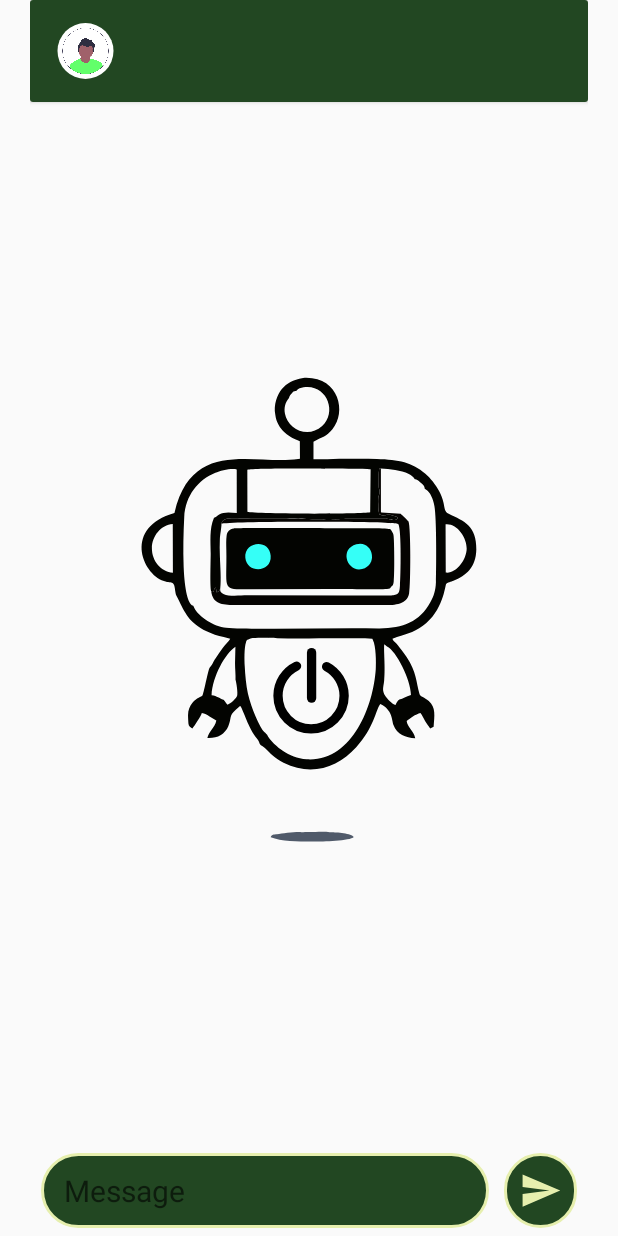
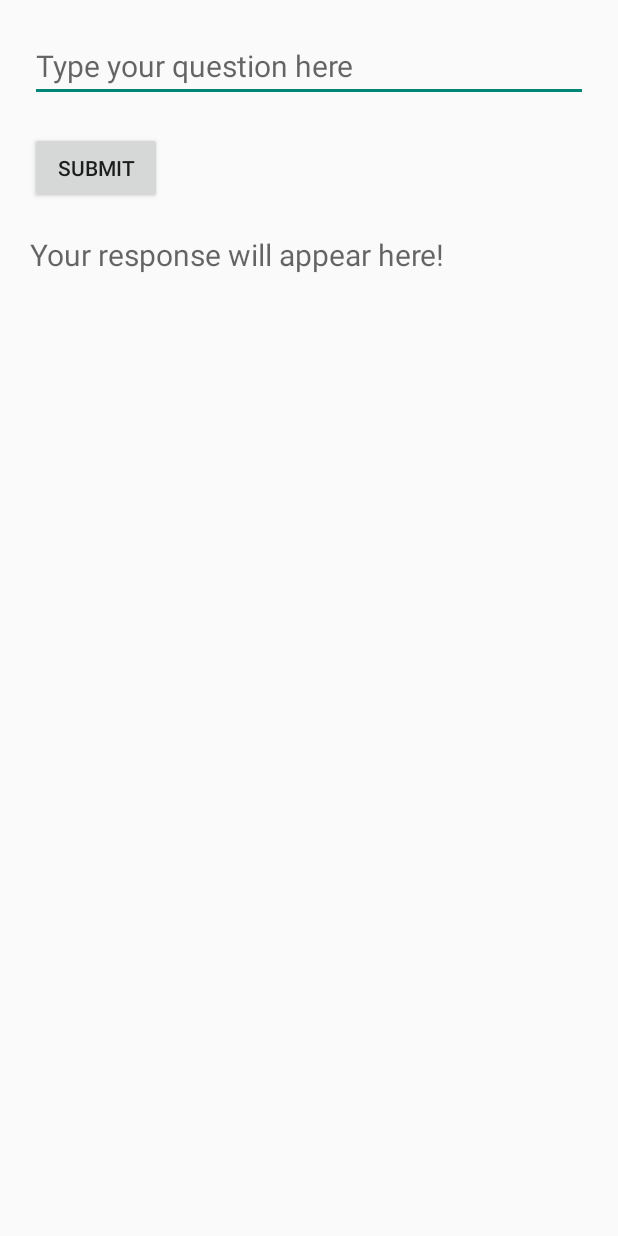
Before and after one commit to Drax0001/The-Plant-Doctor, an Android app: the layout activity_chatbot.xml on its own in the app's theme, with its tools: preview values and no code run, on a phone screen of 412 x 824 dp. Run offline under Robolectric (Android 15) with nearby library versions, the phone set to English and light mode, and no system bars.

Commit message:
chatbot with chatgpt ai

```diff
--- a/app/src/main/AndroidManifest.xml
+++ b/app/src/main/AndroidManifest.xml
@@ -41,9 +41,6 @@
             android:exported="false" />
         <activity
             android:name=".AiRecognition"
-            android:exported="false" />
-        <activity
-            android:name=".Chatbot"
             android:exported="false" />
         <activity
             android:name=".Treatment"
--- a/app/src/main/java/com/example/theplantdoctor/homepage.kt
+++ b/app/src/main/java/com/example/theplantdoctor/homepage.kt
@@ -3,7 +3,6 @@ package com.example.theplantdoctor
 import android.content.Intent
 import android.os.Bundle
 import android.view.View
-import android.widget.Button
 import android.widget.ImageView
 import android.widget.Toast
 import androidx.appcompat.app.AppCompatActivity
@@ -33,7 +32,7 @@ class Homepage :AppCompatActivity(){
         val homePicture = findViewById<ImageView>(R.id.iv_home_profile)
 
         robot.setOnClickListener{
-            startActivity(Intent(this,Chatbot::class.java))
+            startActivity(Intent(this, Chatbot::class.java))
         }
         chatPage.setOnClickListener{
             startActivity(Intent(this,ChatPage::class.java))
--- /dev/null
+++ b/app/src/main/res/drawable/round_button.xml
@@ -0,0 +1,5 @@
+<?xml version="1.0" encoding="utf-8"?>
+<shape xmlns:android="http://schemas.android.com/apk/res/android">
+    <corners android:radius="20dp" />
+
+</shape>
--- a/app/src/main/res/layout/activity_chatbot.xml
+++ b/app/src/main/res/layout/activity_chatbot.xml
@@ -1,161 +1,34 @@
 <?xml version="1.0" encoding="utf-8"?>
-<androidx.constraintlayout.widget.ConstraintLayout xmlns:android="http://schemas.android.com/apk/res/android"
+<LinearLayout xmlns:android="http://schemas.android.com/apk/res/android"
     xmlns:app="http://schemas.android.com/apk/res-auto"
     xmlns:tools="http://schemas.android.com/tools"
     android:layout_width="match_parent"
     android:layout_height="match_parent"
     android:orientation="vertical"
-    android:paddingHorizontal="20dp"
-    tools:context=".Chatbot">
-
-    <com.airbnb.lottie.LottieAnimationView
-        android:id="@+id/lottieAnimationView"
-        android:layout_width="match_parent"
-        android:layout_height="match_parent"
-        app:lottie_autoPlay="true"
-        app:lottie_loop="true"
-        app:lottie_rawRes="@raw/power_bot"
-        tools:layout_editor_absoluteX="20dp" />
-
-
-<!--    <EditText-->
-<!--        android:id="@+id/et_question"-->
-<!--        android:layout_width="match_parent"-->
-<!--        android:layout_height="wrap_content"-->
-<!--        android:hint="Enter your question here"-->
-<!--        android:textSize="20sp"-->
-<!--        android:layout_marginTop="20dp"-->
-<!--        android:height="80dp"/>-->
-<!--    -->
-<!--    <Button-->
-<!--        android:id="@+id/btn_submit_question"-->
-<!--        android:layout_width="wrap_content"-->
-<!--        android:layout_height="wrap_content"-->
-<!--        android:text="Submit"-->
-<!--        android:layout_marginTop="20dp"-->
-<!--        android:layout_marginBottom="20dp"/>-->
-
-<!--    <TextView-->
-<!--        android:id="@+id/tv_response"-->
-<!--        android:layout_width="match_parent"-->
-<!--        android:layout_height="wrap_content"-->
-<!--        android:hint="Your response will appear here!"-->
-<!--        android:textSize="20sp"/>-->
-
-    <androidx.recyclerview.widget.RecyclerView
-        android:id="@+id/rv_chat_bubbles"
-        android:layout_width="0dp"
-        android:layout_height="wrap_content"
-        app:layout_constraintTop_toBottomOf="@+id/cardView2"
-        app:layout_constraintEnd_toStartOf="@+id/v1"
-        app:layout_constraintStart_toStartOf="@+id/v2" />
-
-    <androidx.cardview.widget.CardView
-        android:id="@+id/cardView2"
-        android:layout_width="0dp"
-        android:layout_height="wrap_content"
-        app:layout_constraintEnd_toEndOf="parent"
-        app:layout_constraintStart_toStartOf="parent"
-        app:layout_constraintTop_toTopOf="parent">
-
-        <androidx.constraintlayout.widget.ConstraintLayout
-            android:layout_width="match_parent"
-            android:layout_height="match_parent"
-            android:background="@color/primary"
-            android:paddingVertical="15dp">
-
-            <de.hdodenhof.circleimageview.CircleImageView
-                android:id="@+id/circleImageView"
-                android:layout_width="0dp"
-                android:layout_height="0dp"
-                android:src="@drawable/undraw_pic_profile_re_7g2h"
-                app:layout_constraintBottom_toBottomOf="parent"
-                app:layout_constraintEnd_toStartOf="@+id/v5"
-                app:layout_constraintStart_toStartOf="@+id/v4"
-                app:layout_constraintTop_toTopOf="parent" />
-
-            <TextView
-                android:id="@+id/tv_header_username"
-                android:layout_width="wrap_content"
-                android:layout_height="wrap_content"
-                android:layout_marginLeft="5dp"
-                android:fontFamily="@font/karla_extrabold"
-                android:text="AI Doctor chatbot"
-                android:textColor="@color/secondary"
-                android:textSize="30sp"
-                app:layout_constraintBottom_toBottomOf="parent"
-                app:layout_constraintStart_toStartOf="@+id/v5"
-                app:layout_constraintTop_toTopOf="parent" />
-
-
-            <androidx.constraintlayout.widget.Guideline
-                android:id="@+id/v4"
-                android:layout_width="wrap_content"
-                android:layout_height="wrap_content"
-                android:orientation="vertical"
-                app:layout_constraintGuide_percent="0.04" />
-
-            <androidx.constraintlayout.widget.Guideline
-                android:id="@+id/v5"
-                android:layout_width="wrap_content"
-                android:layout_height="wrap_content"
-                android:orientation="vertical"
-                app:layout_constraintDimensionRatio="1:1"
-                app:layout_constraintGuide_percent="0.16" />
-        </androidx.constraintlayout.widget.ConstraintLayout>
-    </androidx.cardview.widget.CardView>
+    android:padding="20dp"
+    tools:context=".MainActivity">
 
     <EditText
-        android:id="@+id/et_question"
-        android:layout_width="0dp"
-        android:layout_height="50dp"
-        android:layout_marginVertical="5dp"
-        android:layout_marginRight="10dp"
-        android:background="@drawable/message_box_bg"
-        android:hint="Message"
-        android:paddingLeft="15dp"
+        android:id="@+id/etQuestion"
+        android:layout_width="match_parent"
+        android:layout_height="wrap_content"
+        android:hint="Type your question here"
         android:textSize="20sp"
-        app:layout_constraintBottom_toBottomOf="parent"
-        app:layout_constraintEnd_toStartOf="@+id/v3"
-        app:layout_constraintStart_toStartOf="@+id/v2" />
-
-    <ImageView
-        android:id="@+id/btn_submit_question"
-        android:layout_width="0dp"
-        android:layout_height="50dp"
-        android:layout_marginVertical="5dp"
-        android:background="@drawable/message_box_bg"
-        android:padding="10dp"
-        android:src="@drawable/baseline_send_24"
-        app:layout_constraintBottom_toBottomOf="parent"
-        app:layout_constraintEnd_toStartOf="@+id/v1"
-        app:layout_constraintStart_toStartOf="@+id/v3" />
-
-    <androidx.constraintlayout.widget.Guideline
-        android:id="@+id/v1"
+        />
+    <Button
+        android:id="@+id/btnSubmit"
         android:layout_width="wrap_content"
         android:layout_height="wrap_content"
-        android:orientation="vertical"
-        app:layout_constraintGuide_percent="0.98" />
+        android:text="Submit"
+        android:layout_marginTop="20dp"
+        android:layout_marginBottom="20dp"
+        />
+    <TextView
+        android:id="@+id/txtResponse"
+        android:layout_width="match_parent"
+        android:layout_height="wrap_content"
+        android:hint="Your response will appear here!"
+        android:textSize="20sp"
+        />
 
-    <androidx.constraintlayout.widget.Guideline
-        android:id="@+id/v2"
-        android:layout_width="wrap_content"
-        android:layout_height="wrap_content"
-        android:orientation="vertical"
-        app:layout_constraintGuide_percent="0.02" />
-
-    <androidx.constraintlayout.widget.Guideline
-        android:id="@+id/v3"
-        android:layout_width="wrap_content"
-        android:layout_height="wrap_content"
-        android:orientation="vertical"
-        app:layout_constraintGuide_percent="0.85" />
-    <androidx.constraintlayout.widget.Guideline
-        android:id="@+id/h2"
-        android:layout_width="wrap_content"
-        android:layout_height="wrap_content"
-        android:orientation="vertical"
-        app:layout_constraintGuide_percent="0.08" />
-
-</androidx.constraintlayout.widget.ConstraintLayout>
+</LinearLayout>
--- a/app/src/main/res/values/strings.xml
+++ b/app/src/main/res/values/strings.xml
@@ -33,4 +33,6 @@
     <string name="title_activity_test_tab">testTab</string>
     <string name="tab_text_1">Tab 1</string>
     <string name="tab_text_2">Tab 2</string>
+    <string name="this_is_a_sample_message_that_will_appear">This is a sample message that will appear</string>
+    <string name="tv_message">This is a sample message that will appear</string>
 </resources>
--- a/build.gradle
+++ b/build.gradle
@@ -19,7 +19,7 @@ buildscript {
 }
 
 plugins {
-    id 'com.android.application' version '7.4.2' apply false
-    id 'com.android.library' version '7.4.2' apply false
+    id 'com.android.application' version '7.3.1' apply false
+    id 'com.android.library' version '7.3.1' apply false
     id 'org.jetbrains.kotlin.android' version '1.8.0' apply false
 }
```
Also changed, not shown: app/build.gradle (+6 -1 lines), app/src/main/java/com/example/theplantdoctor/Chatbot.kt (+16 -59 lines), app/src/main/java/com/example/theplantdoctor/Home.kt (+0 -9 lines), app/src/main/res/drawable/receive_round_box.xml (added, +9 -0 lines), app/src/main/res/drawable/send_round_box.xml (added, +9 -0 lines).
